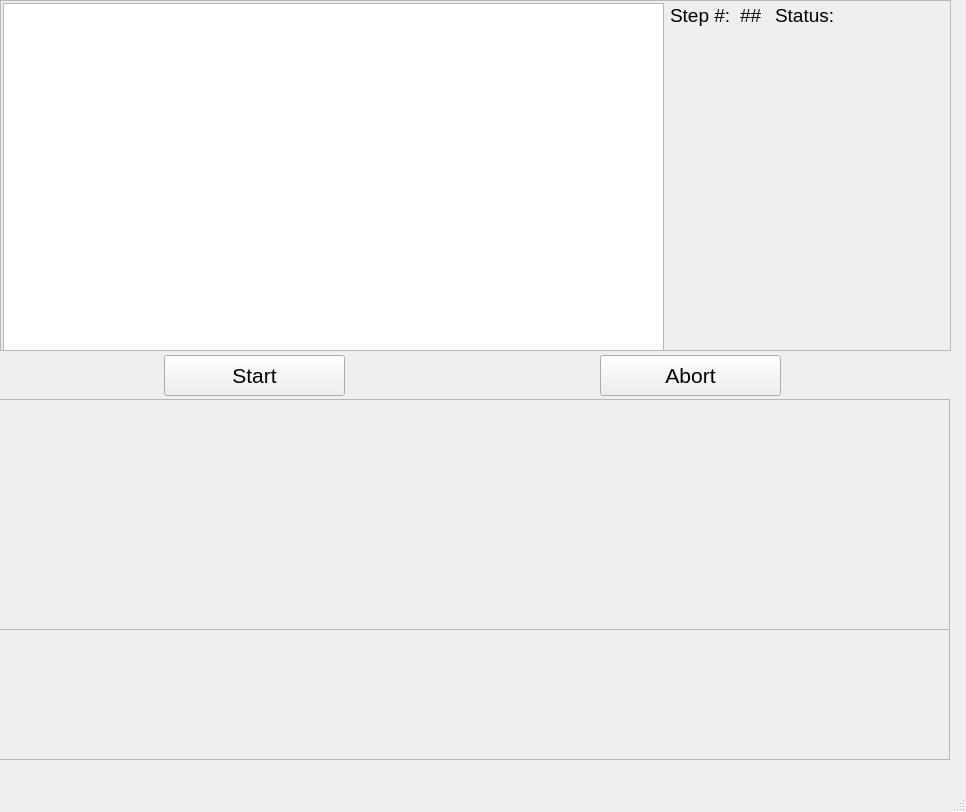
Old version of the form Interfaces/Base_Process_Window.ui in the repository afylab/Tip-Deposition.
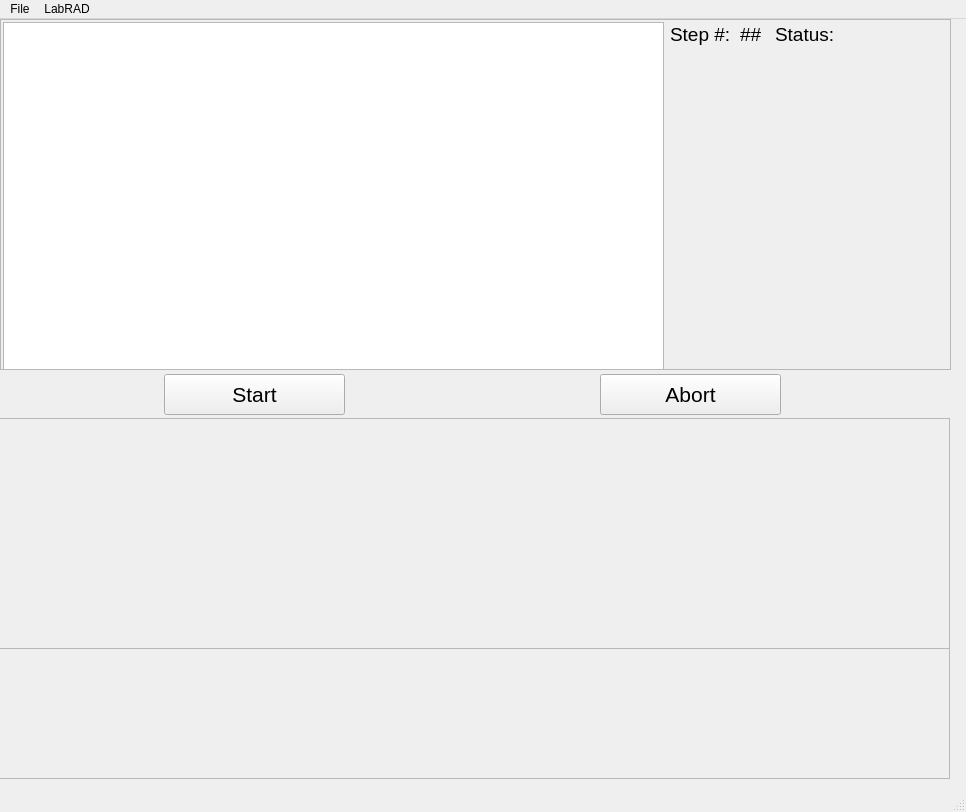
New version of the form.

Commit message: Completed main Process window feedback, added custom exceptions.

The edit to the form file:
```diff
--- a/Interfaces/Base_Process_Window.ui
+++ b/Interfaces/Base_Process_Window.ui
@@ -279,6 +279,22 @@
      <height>21</height>
     </rect>
    </property>
+   <widget class="QMenu" name="fileMenu">
+    <property name="title">
+     <string>File</string>
+    </property>
+    <addaction name="loadRecipeAction"/>
+    <addaction name="abortAction"/>
+    <addaction name="exitAction"/>
+   </widget>
+   <widget class="QMenu" name="labRADMenu">
+    <property name="title">
+     <string>LabRAD</string>
+    </property>
+    <addaction name="openServerAction"/>
+   </widget>
+   <addaction name="fileMenu"/>
+   <addaction name="labRADMenu"/>
   </widget>
   <widget class="QStatusBar" name="statusBar"/>
  </widget>
```
Left out of the diff: 20 changed lines with no effect on the pictures. The commit also changes 4 other files.
